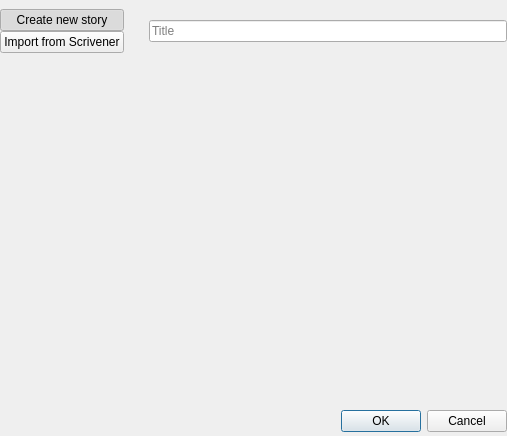
This is ui/story_creation_dialog.ui in zkovari/plotlyst as Qt 5 draws it before an edit. The edited form follows.
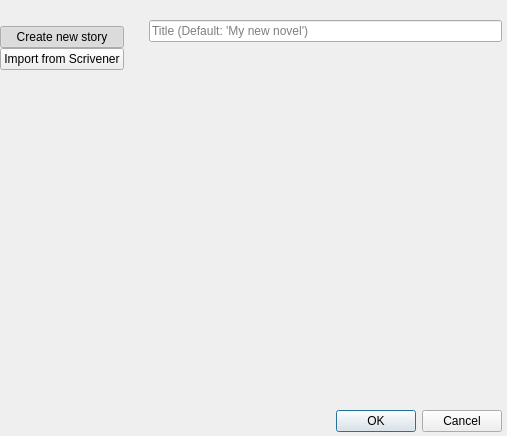
This is the edited form. Custom widgets are drawn as their Qt base class.

Commit message: Move banner in story creation dialog

Diff of the .ui file:
```diff
--- a/ui/story_creation_dialog.ui
+++ b/ui/story_creation_dialog.ui
@@ -18,7 +18,7 @@
   </property>
   <property name="maximumSize">
    <size>
-    <width>587</width>
+    <width>700</width>
     <height>16777215</height>
    </size>
   </property>
@@ -44,6 +44,37 @@
    <property name="bottomMargin">
     <number>2</number>
    </property>
+   <item>
+    <widget class="QWidget" name="widget_2" native="true">
+     <property name="banner-bg" stdset="0">
+      <bool>true</bool>
+     </property>
+     <layout class="QVBoxLayout" name="verticalLayout_6">
+      <property name="spacing">
+       <number>0</number>
+      </property>
+      <property name="leftMargin">
+       <number>0</number>
+      </property>
+      <property name="topMargin">
+       <number>0</number>
+      </property>
+      <property name="rightMargin">
+       <number>0</number>
+      </property>
+      <property name="bottomMargin">
+       <number>0</number>
+      </property>
+      <item alignment="Qt::AlignHCenter|Qt::AlignVCenter">
+       <widget class="QLabel" name="lblBanner">
+        <property name="text">
+         <string/>
+        </property>
+       </widget>
+      </item>
+     </layout>
+    </widget>
+   </item>
    <item>
     <layout class="QHBoxLayout" name="horizontalLayout">
      <item>
@@ -141,18 +172,11 @@
           <number>0</number>
          </property>
          <property name="rightMargin">
-          <number>0</number>
+          <number>5</number>
          </property>
          <property name="bottomMargin">
           <number>2</number>
          </property>
-         <item>
-          <widget class="QLabel" name="lblBanner">
-           <property name="text">
-            <string/>
-           </property>
-          </widget>
-         </item>
          <item>
           <widget class="Subtitle" name="widget" native="true">
            <property name="title" stdset="0">
@@ -184,7 +208,10 @@
            <item>
             <widget class="QLineEdit" name="lineTitle">
              <property name="placeholderText">
-              <string>Title</string>
+              <string>Title (Default: 'My new novel')</string>
+             </property>
+             <property name="rounded" stdset="0">
+              <bool>true</bool>
              </property>
             </widget>
            </item>
```
